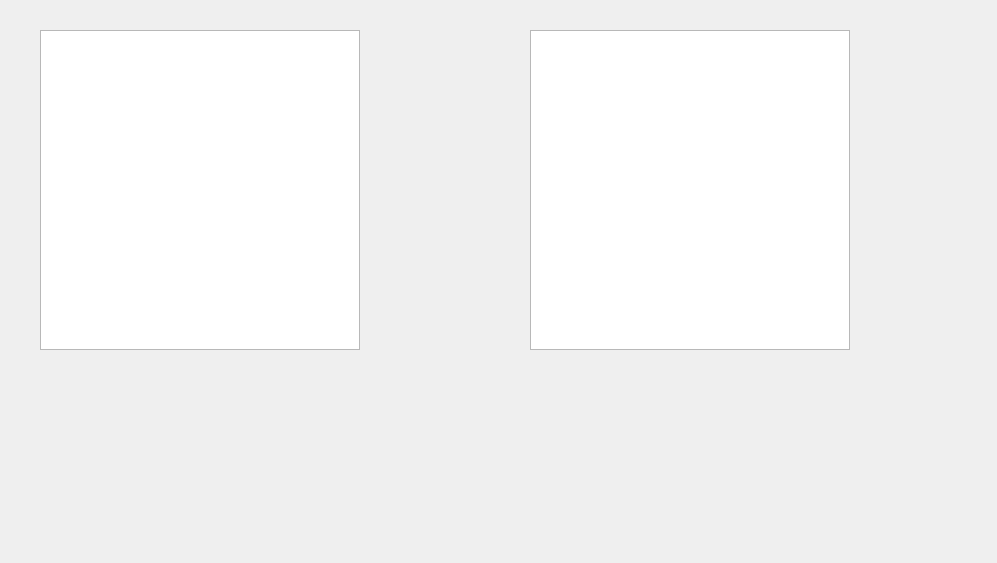
Above: dialog.ui from zeuko/statkiQT2kam before the change. Below: the same form after it.
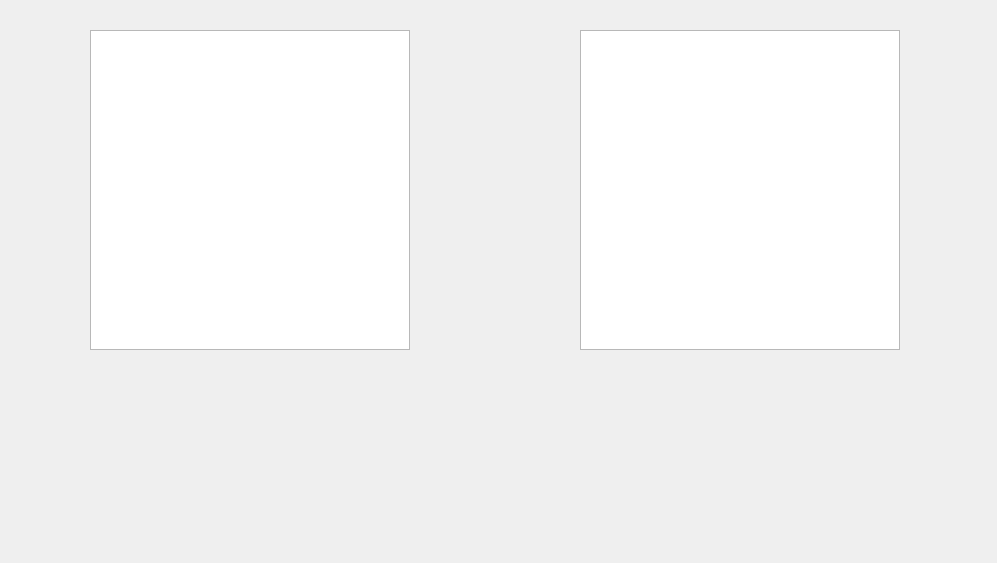
That is the form after the change.

What changed in the file:
```diff
--- a/dialog.ui
+++ b/dialog.ui
@@ -16,7 +16,7 @@
   <widget class="QGraphicsView" name="graphicsView">
    <property name="geometry">
     <rect>
-     <x>40</x>
+     <x>90</x>
      <y>30</y>
      <width>320</width>
      <height>320</height>
@@ -29,7 +29,7 @@
   <widget class="QGraphicsView" name="graphicsView_2">
    <property name="geometry">
     <rect>
-     <x>530</x>
+     <x>580</x>
      <y>30</y>
      <width>320</width>
      <height>320</height>
```
